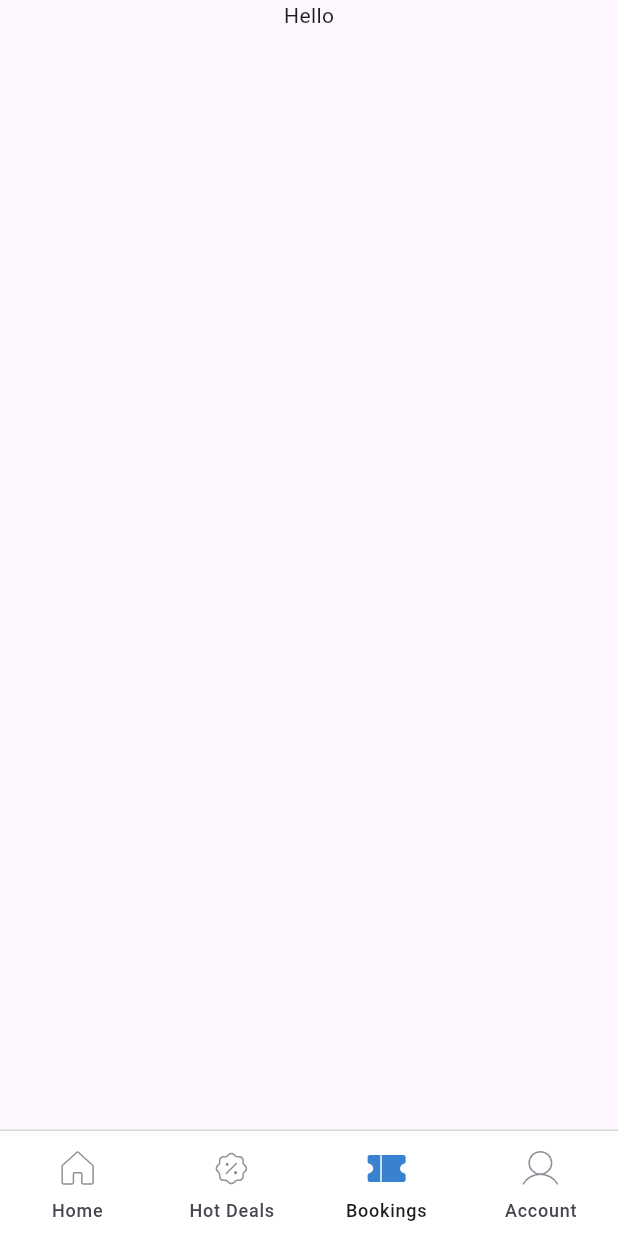
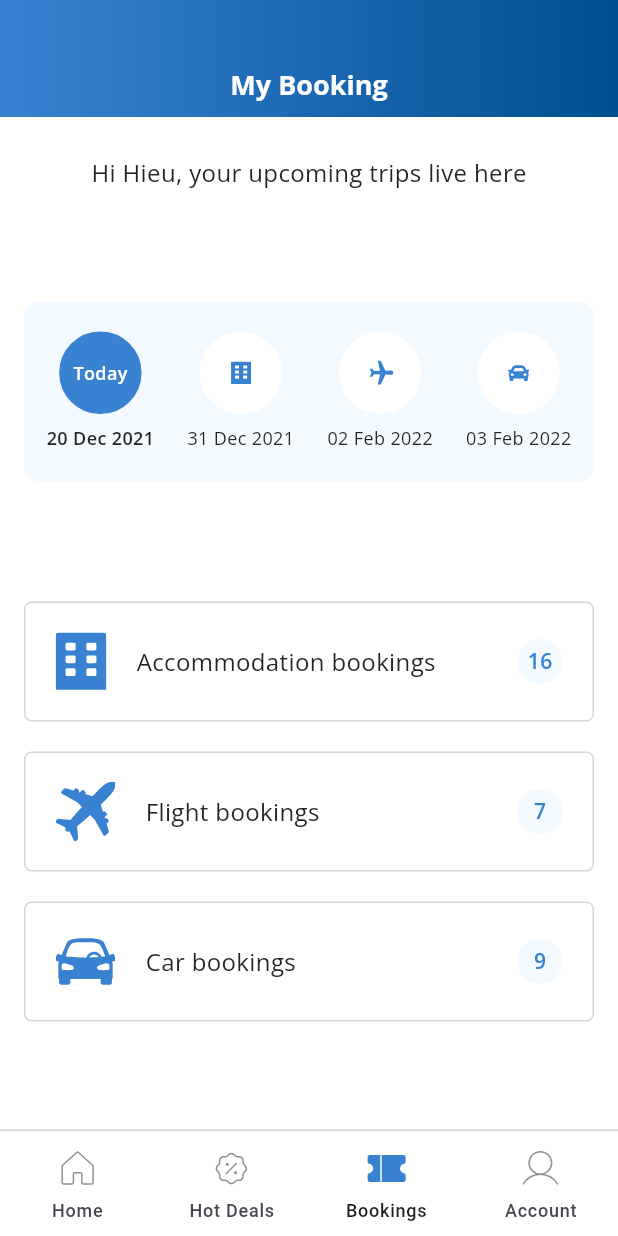
Before and after one commit to hieuu123/HeyYoTrip, a Flutter app: the screen it shows after launch, item 3 of the bottom bar chosen, on a phone screen of 412 x 824 dp. Run offline on Flutter 3.47's test engine with Material 3 defaults, Android fonts, the phone set to English and light mode, and no system bars; our stand-ins replace flutter_bloc, flutter_svg, go_router.

Commit message:
done bookings_feature

```diff
--- a/lib/main.dart
+++ b/lib/main.dart
@@ -2,6 +2,7 @@ import 'package:flutter/material.dart';
 import 'package:flutter_bloc/flutter_bloc.dart';
 // import 'package:go_router/go_router.dart';
 import 'package:heyyo_trip/blocs/auth/auth_bloc.dart';
+import 'package:heyyo_trip/modules/bookings/blocs/bookings_bloc.dart';
 import 'package:heyyo_trip/modules/home/blocs/home_bloc.dart';
 import 'package:heyyo_trip/modules/home/blocs/home_state.dart';
 import 'package:heyyo_trip/config/router.dart';
@@ -16,6 +17,7 @@ void main() {
       BlocProvider(create: (context) => BottomNavBloc()),
       BlocProvider(create: (context) => CategoryBloc()),
       BlocProvider(create: (context) => ProfileBloc()),
+      BlocProvider(create: (context) => BookingsBloc()),
     ],
     child: const MyApp(),
   ));
--- /dev/null
+++ b/lib/modules/bookings/blocs/bookings_bloc.dart
@@ -0,0 +1,30 @@
+import 'package:flutter_bloc/flutter_bloc.dart';
+import 'package:heyyo_trip/modules/bookings/blocs/bookings_event.dart';
+import 'package:heyyo_trip/modules/bookings/blocs/bookings_state.dart';
+
+class BookingsBloc extends Bloc<BookingsEvent, BookingsState> {
+  BookingsBloc() : super(BookingsState()) {
+    on<SelectBookingTime>(_onSelectBookingTime);
+    on<ResetBookingSelection>(_onResetBookingSelection);
+  }
+
+  void _onSelectBookingTime(
+    SelectBookingTime event,
+    Emitter<BookingsState> emit,
+  ) {
+    final newSelectedStates = List<bool>.filled(4, false);
+    newSelectedStates[event.selectedIndex] = true;
+
+    emit(state.copyWith(
+      selectedIndex: event.selectedIndex,
+      selectedStates: newSelectedStates,
+    ));
+  }
+
+  void _onResetBookingSelection(
+    ResetBookingSelection event,
+    Emitter<BookingsState> emit,
+  ) {
+    emit(BookingsState());
+  }
+}
--- /dev/null
+++ b/lib/modules/bookings/blocs/bookings_event.dart
@@ -0,0 +1,9 @@
+abstract class BookingsEvent {}
+
+class SelectBookingTime extends BookingsEvent {
+  final int selectedIndex;
+
+  SelectBookingTime(this.selectedIndex);
+}
+
+class ResetBookingSelection extends BookingsEvent {}
--- /dev/null
+++ b/lib/modules/bookings/blocs/bookings_state.dart
@@ -0,0 +1,19 @@
+class BookingsState {
+  final int selectedIndex;
+  final List<bool> selectedStates;
+
+  BookingsState({
+    this.selectedIndex = 0,
+    List<bool>? selectedStates,
+  }) : selectedStates = selectedStates ?? List.generate(4, (index) => index == 0);
+
+  BookingsState copyWith({
+    int? selectedIndex,
+    List<bool>? selectedStates,
+  }) {
+    return BookingsState(
+      selectedIndex: selectedIndex ?? this.selectedIndex,
+      selectedStates: selectedStates ?? this.selectedStates,
+    );
+  }
+}
--- /dev/null
+++ b/lib/modules/bookings/enum/bookings_enum.dart
@@ -0,0 +1,6 @@
+enum BookingsEnum {
+  timeSelector1,
+  timeSelector2,
+  timeSelector3,
+  timeSelector4,
+}
--- /dev/null
+++ b/lib/modules/bookings/extension/bookings_extension.dart
@@ -0,0 +1,108 @@
+import 'package:flutter/material.dart';
+import 'package:flutter_svg/flutter_svg.dart';
+import 'package:heyyo_trip/common/widget/text.dart';
+import 'package:heyyo_trip/modules/bookings/enum/bookings_enum.dart';
+
+extension BookingsExtension on BookingsEnum {
+  String get time {
+    switch (this) {
+      case BookingsEnum.timeSelector1:
+        return '20 Dec 2021';
+      case BookingsEnum.timeSelector2:
+        return '31 Dec 2021';
+      case BookingsEnum.timeSelector3:
+        return '02 Feb 2022';
+      case BookingsEnum.timeSelector4:
+        return '03 Feb 2022';
+    }
+  }
+
+  Widget get chosenWidget {
+    switch (this) {
+      case BookingsEnum.timeSelector1:
+        return const SubHeadingText(
+          text: 'Today',
+          color: Colors.white,
+          fontsize: 12,
+        );
+      case BookingsEnum.timeSelector2:
+        return SvgPicture.asset('assets/icons/bookings-place.svg',
+            colorFilter: const ColorFilter.mode(Colors.white, BlendMode.srcIn));
+      case BookingsEnum.timeSelector3:
+        return SvgPicture.asset('assets/icons/bookings-flight.svg',
+            colorFilter: const ColorFilter.mode(Colors.white, BlendMode.srcIn));
+      case BookingsEnum.timeSelector4:
+        return SvgPicture.asset('assets/icons/bookings-car.svg',
+            colorFilter: const ColorFilter.mode(Colors.white, BlendMode.srcIn));
+    }
+  }
+
+  Widget get notChosenWidget {
+    switch (this) {
+      case BookingsEnum.timeSelector1:
+        return const SubHeadingText(
+          text: 'Today',
+          color: Color(0xFF3982D1),
+          fontsize: 12,
+        );
+      case BookingsEnum.timeSelector2:
+        return SvgPicture.asset('assets/icons/bookings-place.svg',
+            colorFilter:
+                const ColorFilter.mode(Color(0xFF3982D1), BlendMode.srcIn));
+      case BookingsEnum.timeSelector3:
+        return SvgPicture.asset('assets/icons/bookings-flight.svg',
+            colorFilter:
+                const ColorFilter.mode(Color(0xFF3982D1), BlendMode.srcIn));
+      case BookingsEnum.timeSelector4:
+        return SvgPicture.asset('assets/icons/bookings-car.svg',
+            colorFilter:
+                const ColorFilter.mode(Color(0xFF3982D1), BlendMode.srcIn));
+    }
+  }
+
+  List<int> get bookingsCount {
+    switch (this) {
+      case BookingsEnum.timeSelector1:
+        return [16, 7, 9];
+      case BookingsEnum.timeSelector2:
+        return [12, 3, 8];
+      case BookingsEnum.timeSelector3:
+        return [6, 7, 8];
+      case BookingsEnum.timeSelector4:
+        return [9, 13, 10];
+    }
+  }
+
+  static BookingsEnum fromIndex(int index) {
+    switch (index) {
+      case 0:
+        return BookingsEnum.timeSelector1;
+      case 1:
+        return BookingsEnum.timeSelector2;
+      case 2:
+        return BookingsEnum.timeSelector3;
+      case 3:
+        return BookingsEnum.timeSelector4;
+      default:
+        throw ArgumentError('Invalid index: $index');
+    }
+  }
+
+  List<Widget> get bigLogos {
+    return [
+      SvgPicture.asset(
+        'assets/icons/bookings-place-big.svg',
+      ),
+      SvgPicture.asset(
+        'assets/icons/bookings-flight-big.svg',
+      ),
+      SvgPicture.asset(
+        'assets/icons/bookings-car-big.svg',
+      ),
+    ];
+  }
+
+  List<String> get counterTitle  {
+    return ['Accommodation bookings', 'Flight bookings', 'Car bookings'];
+  }
+}
--- /dev/null
+++ b/lib/modules/bookings/view/bookings_screen.dart
@@ -0,0 +1,41 @@
+import 'package:flutter/material.dart';
+import 'package:heyyo_trip/common/widget/text.dart';
+import 'package:heyyo_trip/modules/bookings/widget/appbar.dart';
+import 'package:heyyo_trip/modules/bookings/widget/bookings_counter.dart';
+import 'package:heyyo_trip/modules/bookings/widget/bookings_selector.dart';
+// import 'package:flutter_svg/flutter_svg.dart';
+
+class BookingsScreen extends StatelessWidget {
+  const BookingsScreen({super.key});
+
+  @override
+  Widget build(BuildContext context) {
+    return const Scaffold(
+      appBar: BookingsAppBar(),
+      backgroundColor: Colors.white,
+      body: Center(
+        child: Column(
+          children: [
+            Padding(
+              padding: EdgeInsets.only(top: 25, bottom: 75),
+              child: BodyText(
+                text: 'Hi Hieu, your upcoming trips live here',
+                fontsize: 16,
+                color: Color(0xFF242426),
+              ),
+            ),
+            BookingsSelector(),
+            SizedBox(
+              height: 80,
+            ),
+            Expanded(
+                child: SingleChildScrollView(
+              scrollDirection: Axis.vertical,
+              child: BookingsCounter(),
+            ))
+          ],
+        ),
+      ),
+    );
+  }
+}
--- /dev/null
+++ b/lib/modules/bookings/widget/appbar.dart
@@ -0,0 +1,41 @@
+import 'package:flutter/material.dart';
+import 'package:heyyo_trip/common/widget/text.dart';
+
+class BookingsAppBar extends StatelessWidget implements PreferredSizeWidget {
+  final PreferredSizeWidget? bottom;
+
+  const BookingsAppBar({this.bottom, super.key});
+
+  @override
+  Size get preferredSize => const Size.fromHeight(78);
+
+  @override
+  Widget build(BuildContext context) {
+    return AppBar(
+      centerTitle: true,
+      toolbarHeight: 78,
+      bottom: bottom,
+      flexibleSpace: Container(
+        decoration: const BoxDecoration(
+            gradient: LinearGradient(
+                colors: [Color(0xFF3982D1), Color(0xFF004E92)],
+                begin: Alignment.centerLeft,
+                end: Alignment.centerRight)
+            // color: Color(0xFF004E92)
+            ),
+      ),
+      title: const Column(
+        children: [
+          Padding(
+            padding: EdgeInsets.only(top: 35),
+            child: HeadingText(
+              text: 'My Booking',
+              fontsize: 18,
+              color: Color(0xFFFFFFFF),
+            ),
+          )
+        ],
+      ),
+    );
+  }
+}
--- /dev/null
+++ b/lib/modules/bookings/widget/bookings_counter.dart
@@ -0,0 +1,65 @@
+import 'package:flutter/material.dart';
+import 'package:flutter_bloc/flutter_bloc.dart';
+import 'package:heyyo_trip/modules/bookings/blocs/bookings_bloc.dart';
+import 'package:heyyo_trip/modules/bookings/blocs/bookings_state.dart';
+// import 'package:heyyo_trip/modules/bookings/enum/bookings_enum.dart';
+import 'package:heyyo_trip/modules/bookings/extension/bookings_extension.dart';
+import 'package:heyyo_trip/common/widget/text.dart';
+
+class BookingsCounter extends StatelessWidget {
+  const BookingsCounter({super.key});
+
+  @override
+  Widget build(BuildContext context) {
+    final maxWidth = MediaQuery.of(context).size.width;
+    return BlocBuilder<BookingsBloc, BookingsState>(builder: (context, state) {
+      final selectedIndex = state.selectedStates.indexOf(true);
+      final selector = BookingsExtension.fromIndex(selectedIndex);
+      final counts = selector.bookingsCount;
+
+      return Column(
+        children: List.generate(3, (index) {
+          return Container(
+            width: maxWidth - 32,
+            height: 80,
+            margin: const EdgeInsets.only(bottom: 20),
+            padding: const EdgeInsets.symmetric(horizontal: 20),
+            decoration: BoxDecoration(
+                borderRadius: BorderRadius.circular(5),
+                border: Border.all(width: 1, color: const Color(0xFFD7D7D7))),
+            child: Row(
+              mainAxisAlignment: MainAxisAlignment.spaceBetween,
+              children: [
+                Row(
+                  children: [
+                    selector.bigLogos[index],
+                    const SizedBox(width: 20,),
+                    BodyText(
+                      text: selector.counterTitle[index],
+                      fontsize: 16,
+                      color: const Color(0xFF242426),
+                    ),
+                  ],
+                ),
+                Container(
+                  height: 30,
+                  width: 30,
+                  alignment: Alignment.center,
+                  decoration: BoxDecoration(
+                    borderRadius: BorderRadius.circular(33),
+                    color: const Color(0xFFF2F9FF)
+                  ),
+                  child: SubHeadingText(
+                    text: '${counts[index]}',
+                    fontsize: 14,
+                    color: const Color(0xFF3982D1),
+                  ),
+                ),
+              ],
+            ),
+          );
+        }),
+      );
+    });
+  }
+}
--- /dev/null
+++ b/lib/modules/bookings/widget/bookings_selector.dart
@@ -0,0 +1,88 @@
+import 'package:flutter/material.dart';
+import 'package:heyyo_trip/common/widget/text.dart';
+// import 'package:heyyo_trip/modules/bookings/enum/bookings_enum.dart';
+import 'package:heyyo_trip/modules/bookings/extension/bookings_extension.dart';
+import 'package:flutter_bloc/flutter_bloc.dart';
+import 'package:heyyo_trip/modules/bookings/blocs/bookings_bloc.dart';
+import 'package:heyyo_trip/modules/bookings/blocs/bookings_event.dart';
+import 'package:heyyo_trip/modules/bookings/blocs/bookings_state.dart';
+
+// class BookingsSelector extends StatefulWidget {
+//   const BookingsSelector({super.key});
+
+//   @override
+//   State<BookingsSelector> createState() => BookingsSelectorState();
+// }
+
+class BookingsSelector extends StatelessWidget {
+  const BookingsSelector({super.key});
+
+  @override
+  Widget build(BuildContext context) {
+    final maxWidth = MediaQuery.of(context).size.width;
+    return BlocBuilder<BookingsBloc, BookingsState>(
+      builder: (context, state) {
+        return Container(
+          width: maxWidth - 32,
+          height: 120,
+          decoration: BoxDecoration(
+            // color: Colors.red,
+            color: const Color(0xFFF2F9FF),
+            borderRadius: BorderRadius.circular(10),
+          ),
+          child: Padding(
+            padding: const EdgeInsets.symmetric(horizontal: 15),
+            child: Row(
+              mainAxisAlignment: MainAxisAlignment.spaceBetween,
+              children: List.generate(4, (index) {
+                final selector = BookingsExtension.fromIndex(index);
+                final isChosen = state.selectedStates[index];
+                return GestureDetector(
+                  onTap: () {
+                    context.read<BookingsBloc>().add(SelectBookingTime(index));
+                  },
+                  child: Column(
+                    mainAxisAlignment: MainAxisAlignment.center,
+                    children: [
+                      Container(
+                        width: maxWidth / 7.5,
+                        height: maxWidth / 7.5,
+                        alignment: Alignment.center,
+                        decoration: BoxDecoration(
+                            color: isChosen
+                                ? const Color(0xFF3982D1)
+                                : Colors.white,
+                            borderRadius: BorderRadius.circular(33),
+                            border: isChosen
+                                ? Border.all(color: const Color(0xFF3982D1))
+                                : Border.all(
+                                    color: Colors.transparent, width: 0)),
+                        child: isChosen
+                            ? selector.chosenWidget
+                            : selector.notChosenWidget,
+                      ),
+                      const SizedBox(
+                        height: 8,
+                      ),
+                      isChosen
+                          ? SubHeadingText(
+                              text: selector.time,
+                              fontsize: 12,
+                              color: const Color(0xFF242426),
+                            )
+                          : BodyText(
+                              text: selector.time,
+                              fontsize: 12,
+                              color: const Color(0xFF242426),
+                            )
+                    ],
+                  ),
+                );
+              }),
+            ),
+          ),
+        );
+      },
+    );
+  }
+}
--- /dev/null
+++ b/lib/modules/bookings/widget/bookings_widget.dart
@@ -0,0 +1,86 @@
+import 'package:flutter/material.dart';
+import 'package:heyyo_trip/common/widget/text.dart';
+// import 'package:heyyo_trip/modules/bookings/enum/bookings_enum.dart';
+import 'package:heyyo_trip/modules/bookings/extension/bookings_extension.dart';
+import 'package:flutter_bloc/flutter_bloc.dart';
+import 'package:heyyo_trip/modules/bookings/blocs/bookings_bloc.dart';
+import 'package:heyyo_trip/modules/bookings/blocs/bookings_event.dart';
+import 'package:heyyo_trip/modules/bookings/blocs/bookings_state.dart';
+
+// class BookingsSelector extends StatefulWidget {
+//   const BookingsSelector({super.key});
+
+//   @override
+//   State<BookingsSelector> createState() => BookingsSelectorState();
+// }
+
+class BookingsSelector extends StatelessWidget {
+  const BookingsSelector({super.key});
+
+  @override
+  Widget build(BuildContext context) {
+    final maxWidth = MediaQuery.of(context).size.width;
+    return BlocBuilder<BookingsBloc, BookingsState>(
+      builder: (context, state) {
+        return Container(
+          width: maxWidth - 32,
+          height: 120,
+          decoration: BoxDecoration(
+            // color: Colors.red,
+            color: const Color(0xFFF2F9FF),
+            borderRadius: BorderRadius.circular(10),
+          ),
+          child: Padding(
+            padding: const EdgeInsets.symmetric(horizontal: 15),
+            child: Row(
+              mainAxisAlignment: MainAxisAlignment.spaceBetween,
+              children: List.generate(4, (index) {
+                final selector = BookingsExtension.fromIndex(index);
+                final isChosen = state.selectedStates[index];
+                return GestureDetector(
+                  onTap: () {
+                    context.read<BookingsBloc>().add(SelectBookingTime(index));
+                  },
+                  child: Column(
+                    mainAxisAlignment: MainAxisAlignment.center,
+                    children: [
+                      Container(
+                        width: maxWidth / 7.5,
+                        height: maxWidth / 7.5,
+                        alignment: Alignment.center,
+                        decoration: BoxDecoration(
+                            color: isChosen
+                                ? const Color(0xFF3982D1)
+                                : Colors.white,
+                            borderRadius: BorderRadius.circular(33),
+                            border: isChosen
+                                ? Border.all(color: const Color(0xFF3982D1))
+                                : Border.all(
+                                    color: Colors.transparent, width: 0)),
+                        child: isChosen
+                            ? selector.chosenWidget
+                            : selector.notChosenWidget,
+                      ),
+                      const SizedBox(height: 8,),
+                      isChosen
+                          ? SubHeadingText(
+                              text: selector.time,
+                              fontsize: 12,
+                              color: const Color(0xFF242426),
+                            )
+                          : BodyText(
+                              text: selector.time,
+                              fontsize: 12,
+                              color: const Color(0xFF242426),
+                            )
+                    ],
+                  ),
+                );
+              }),
+            ),
+          ),
+        );
+      },
+    );
+  }
+}
--- a/lib/modules/bookings_screen.dart
+++ /dev/null
@@ -1,19 +0,0 @@
-import 'package:flutter/material.dart';
-
-class BookingsScreen extends StatelessWidget {
-  const BookingsScreen({super.key});
-
-  @override
-  Widget build (BuildContext context) {
-    return Scaffold(
-      // bottomNavigationBar: CustomBottomNavigationBar(),
-      body: Center(
-        child: Column(
-          children: [
-            Text('Hello')
-          ],
-        ),
-      ),
-    );
-  }
-}
--- a/lib/modules/main/view/main_screen.dart
+++ b/lib/modules/main/view/main_screen.dart
@@ -1,9 +1,10 @@
 import 'package:flutter/material.dart';
+import 'package:heyyo_trip/modules/bookings/view/bookings_screen.dart';
 // import 'package:flutter_svg/flutter_svg.dart';
 // import 'package:flutter_bloc/flutter_bloc.dart';
 import 'package:heyyo_trip/modules/home/view/home_screen.dart';
 // import 'package:heyyo_trip/modules/hot_deals_screen.dart';
-import 'package:heyyo_trip/modules/bookings_screen.dart';
+// import 'package:heyyo_trip/modules/bookings/view/bookings_screen.dart';
 import 'package:heyyo_trip/modules/account/view/account_screen.dart';
 // import 'package:heyyo_trip/common/widget/appBar.dart';
 import 'package:heyyo_trip/common/widget/section.dart';
--- a/lib/modules/profile/widget/edit_information_section.dart
+++ b/lib/modules/profile/widget/edit_information_section.dart
@@ -30,7 +30,7 @@ class EditInformationSection extends StatelessWidget {
     final FocusNode nameFocus = FocusNode();
     final FocusNode emailFocus = FocusNode();
     final FocusNode phoneFocus = FocusNode();
-    final FocusNode birthFocus = FocusNode();
+    // final FocusNode birthFocus = FocusNode();
     final FocusNode genderFocus = FocusNode();
     final FocusNode countryFocus = FocusNode();
     final FocusNode addressFocus = FocusNode();
```
Also changed, not shown: assets/icons/bookings-car-big.svg (added), assets/icons/bookings-car.svg (added), assets/icons/bookings-flight-big.svg (added), assets/icons/bookings-flight.svg (added), assets/icons/bookings-place-big.svg (added), assets/icons/bookings-place.svg (added).
